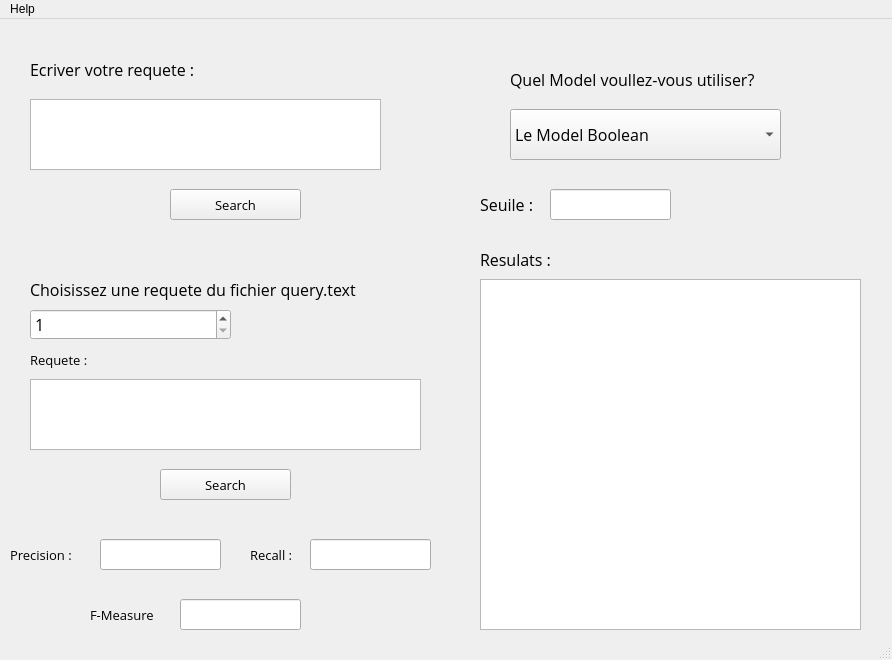
aymenkhs/information-retrieval-on-cacm-collection, file ui/main_interface.ui: the form before one commit.
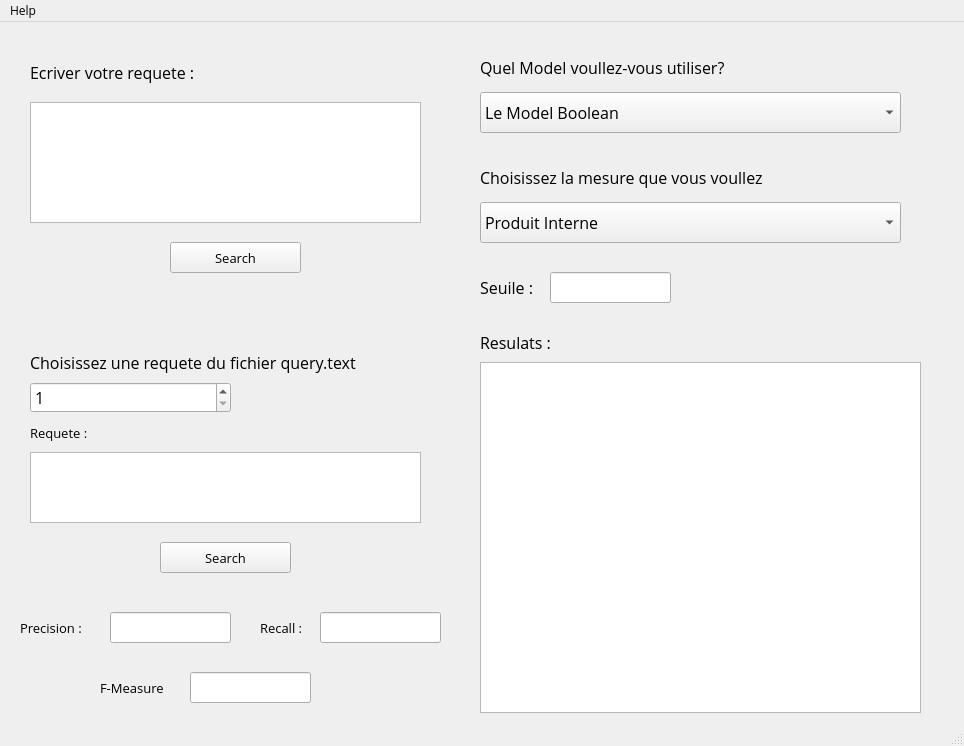
The form after the commit.

Commit message: Added measure selection to th ui

What changed in the file:
```diff
--- a/ui/main_interface.ui
+++ b/ui/main_interface.ui
@@ -6,10 +6,15 @@
    <rect>
     <x>0</x>
     <y>0</y>
-    <width>892</width>
-    <height>660</height>
+    <width>964</width>
+    <height>746</height>
    </rect>
   </property>
+  <property name="font">
+   <font>
+    <family>Open Sans</family>
+   </font>
+  </property>
   <property name="windowTitle">
    <string>MainWindow</string>
   </property>
@@ -17,10 +22,10 @@
    <widget class="QComboBox" name="ModelChoice">
     <property name="geometry">
      <rect>
-      <x>510</x>
-      <y>90</y>
-      <width>271</width>
-      <height>51</height>
+      <x>480</x>
+      <y>70</y>
+      <width>421</width>
+      <height>41</height>
      </rect>
     </property>
     <property name="font">
@@ -45,8 +50,8 @@
      <rect>
       <x>30</x>
       <y>80</y>
-      <width>351</width>
-      <height>71</height>
+      <width>391</width>
+      <height>121</height>
      </rect>
     </property>
     <property name="font">
@@ -58,15 +63,15 @@
      <string>&lt;!DOCTYPE HTML PUBLIC &quot;-//W3C//DTD HTML 4.0//EN&quot; &quot;http://www.w3.org/TR/REC-html40/strict.dtd&quot;&gt;
 &lt;html&gt;&lt;head&gt;&lt;meta name=&quot;qrichtext&quot; content=&quot;1&quot; /&gt;&lt;style type=&quot;text/css&quot;&gt;
 p, li { white-space: pre-wrap; }
-&lt;/style&gt;&lt;/head&gt;&lt;body style=&quot; font-family:'Open Sans'; font-size:8.25pt; font-weight:400; font-style:normal;&quot;&gt;
+&lt;/style&gt;&lt;/head&gt;&lt;body style=&quot; font-family:'Open Sans','Open Sans'; font-size:8.25pt; font-weight:400; font-style:normal;&quot;&gt;
 &lt;p style=&quot;-qt-paragraph-type:empty; margin-top:0px; margin-bottom:0px; margin-left:0px; margin-right:0px; -qt-block-indent:0; text-indent:0px; font-family:'MS Shell Dlg 2';&quot;&gt;&lt;br /&gt;&lt;/p&gt;&lt;/body&gt;&lt;/html&gt;</string>
     </property>
    </widget>
    <widget class="QLineEdit" name="Precision">
     <property name="geometry">
      <rect>
-      <x>100</x>
-      <y>520</y>
+      <x>110</x>
+      <y>590</y>
       <width>121</width>
       <height>31</height>
      </rect>
@@ -77,12 +82,15 @@
       <pointsize>10</pointsize>
      </font>
     </property>
+    <property name="readOnly">
+     <bool>true</bool>
+    </property>
    </widget>
    <widget class="QLabel" name="label_2">
     <property name="geometry">
      <rect>
       <x>480</x>
-      <y>220</y>
+      <y>300</y>
       <width>191</width>
       <height>41</height>
      </rect>
@@ -102,10 +110,10 @@
    <widget class="QLabel" name="label_3">
     <property name="geometry">
      <rect>
-      <x>510</x>
-      <y>40</y>
-      <width>331</width>
-      <height>41</height>
+      <x>480</x>
+      <y>30</y>
+      <width>271</width>
+      <height>31</height>
      </rect>
     </property>
     <property name="font">
@@ -123,8 +131,8 @@
    <widget class="QLabel" name="label_4">
     <property name="geometry">
      <rect>
-      <x>10</x>
-      <y>520</y>
+      <x>20</x>
+      <y>590</y>
       <width>81</width>
       <height>31</height>
      </rect>
@@ -144,8 +152,8 @@
    <widget class="QLineEdit" name="Recall">
     <property name="geometry">
      <rect>
-      <x>310</x>
-      <y>520</y>
+      <x>320</x>
+      <y>590</y>
       <width>121</width>
       <height>31</height>
      </rect>
@@ -156,12 +164,15 @@
       <pointsize>10</pointsize>
      </font>
     </property>
+    <property name="readOnly">
+     <bool>true</bool>
+    </property>
    </widget>
    <widget class="QLabel" name="label_5">
     <property name="geometry">
      <rect>
-      <x>250</x>
-      <y>520</y>
+      <x>260</x>
+      <y>590</y>
       <width>81</width>
       <height>31</height>
      </rect>
@@ -181,8 +192,8 @@
    <widget class="QLineEdit" name="FMeasure">
     <property name="geometry">
      <rect>
-      <x>180</x>
-      <y>580</y>
+      <x>190</x>
+      <y>650</y>
       <width>121</width>
       <height>31</height>
      </rect>
@@ -196,12 +207,15 @@
     <property name="text">
      <string/>
     </property>
+    <property name="readOnly">
+     <bool>true</bool>
+    </property>
    </widget>
    <widget class="QLabel" name="label_6">
     <property name="geometry">
      <rect>
-      <x>90</x>
-      <y>580</y>
+      <x>100</x>
+      <y>650</y>
       <width>81</width>
       <height>31</height>
      </rect>
@@ -243,8 +257,8 @@
     <property name="geometry">
      <rect>
       <x>480</x>
-      <y>260</y>
-      <width>381</width>
+      <y>340</y>
+      <width>441</width>
       <height>351</height>
      </rect>
     </property>
@@ -259,7 +273,7 @@
     <property name="geometry">
      <rect>
       <x>550</x>
-      <y>170</y>
+      <y>250</y>
       <width>121</width>
       <height>31</height>
      </rect>
@@ -278,7 +292,7 @@
     <property name="geometry">
      <rect>
       <x>480</x>
-      <y>170</y>
+      <y>250</y>
       <width>81</width>
       <height>31</height>
      </rect>
@@ -299,7 +313,7 @@
     <property name="geometry">
      <rect>
       <x>170</x>
-      <y>170</y>
+      <y>220</y>
       <width>131</width>
       <height>31</height>
      </rect>
@@ -318,7 +332,7 @@
     <property name="geometry">
      <rect>
       <x>30</x>
-      <y>290</y>
+      <y>360</y>
       <width>201</width>
       <height>31</height>
      </rect>
@@ -335,12 +349,15 @@
     <property name="maximum">
      <number>64</number>
     </property>
+    <property name="value">
+     <number>1</number>
+    </property>
    </widget>
    <widget class="QLabel" name="label_12">
     <property name="geometry">
      <rect>
       <x>30</x>
-      <y>250</y>
+      <y>320</y>
       <width>331</width>
       <height>41</height>
      </rect>
@@ -361,7 +378,7 @@
     <property name="geometry">
      <rect>
       <x>160</x>
-      <y>450</y>
+      <y>520</y>
       <width>131</width>
       <height>31</height>
      </rect>
@@ -380,7 +397,7 @@
     <property name="geometry">
      <rect>
       <x>30</x>
-      <y>360</y>
+      <y>430</y>
       <width>391</width>
       <height>71</height>
      </rect>
@@ -393,7 +410,7 @@
     <property name="geometry">
      <rect>
       <x>30</x>
-      <y>320</y>
+      <y>390</y>
       <width>331</width>
       <height>41</height>
      </rect>
@@ -410,14 +427,71 @@
      <string>Requete :</string>
     </property>
    </widget>
+   <widget class="QComboBox" name="MeasureChoice">
+    <property name="geometry">
+     <rect>
+      <x>480</x>
+      <y>180</y>
+      <width>421</width>
+      <height>41</height>
+     </rect>
+    </property>
+    <property name="font">
+     <font>
+      <family>Open Sans</family>
+      <pointsize>12</pointsize>
+     </font>
+    </property>
+    <item>
+     <property name="text">
+      <string>Produit Interne</string>
+     </property>
+    </item>
+    <item>
+     <property name="text">
+      <string>Coeficient de Dice</string>
+     </property>
+    </item>
+    <item>
+     <property name="text">
+      <string>Mesure de Cosinus</string>
+     </property>
+    </item>
+    <item>
+     <property name="text">
+      <string>Mesure de Jaccard</string>
+     </property>
+    </item>
+   </widget>
+   <widget class="QLabel" name="label_7">
+    <property name="geometry">
+     <rect>
+      <x>480</x>
+      <y>140</y>
+      <width>401</width>
+      <height>31</height>
+     </rect>
+    </property>
+    <property name="font">
+     <font>
+      <family>Open Sans</family>
+      <pointsize>12</pointsize>
+      <weight>50</weight>
+      <bold>false</bold>
+     </font>
+    </property>
+    <property name="text">
+     <string>Choisissez la mesure que vous voullez</string>
+    </property>
+   </widget>
   </widget>
   <widget class="QMenuBar" name="menubar">
    <property name="geometry">
     <rect>
      <x>0</x>
      <y>0</y>
-     <width>892</width>
-     <height>21</height>
+     <width>964</width>
+     <height>23</height>
     </rect>
    </property>
    <widget class="QMenu" name="menuHelp">
```
The commit also changes 1 other file.
